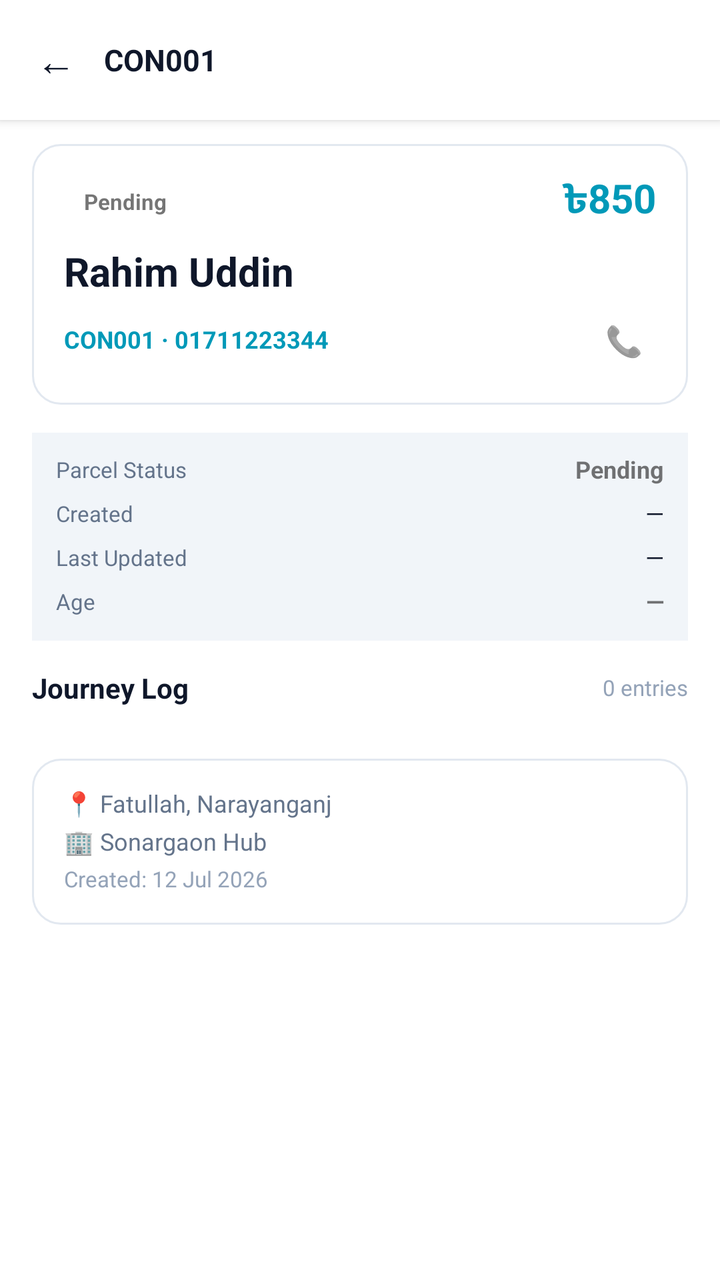
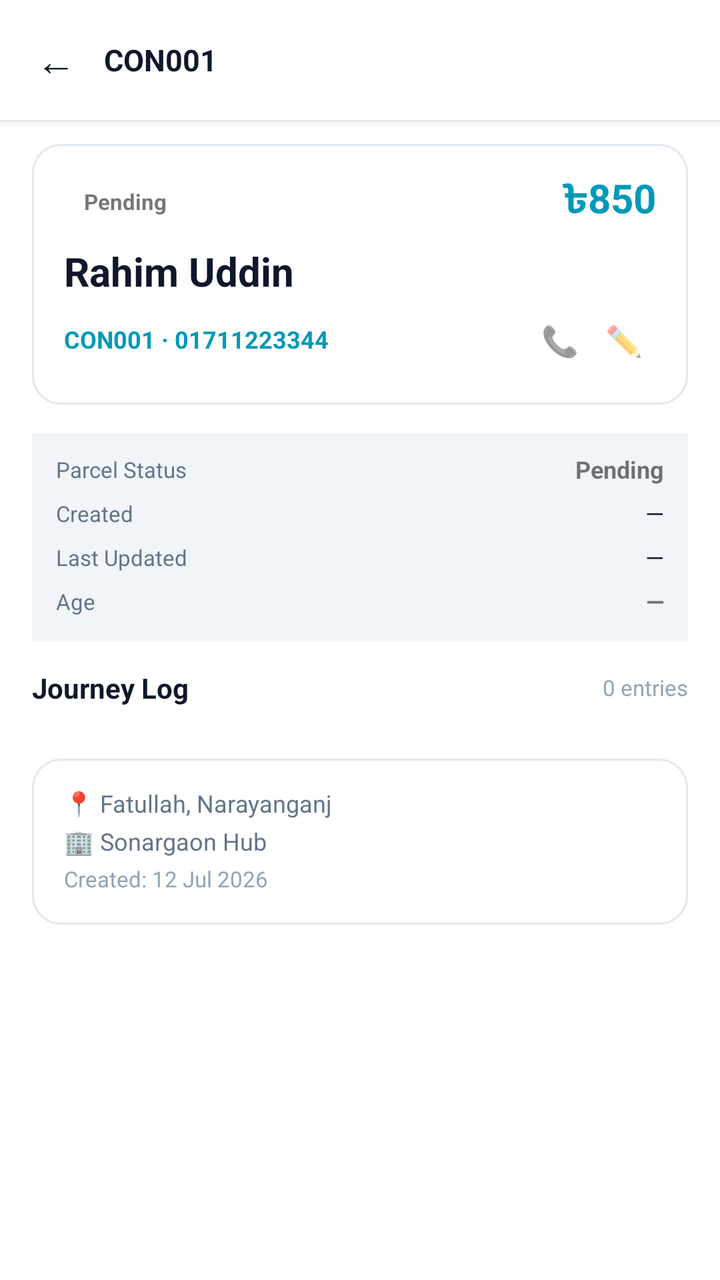

An Android layout rendered at two revisions. The XML below is the earlier revision; the diff shows what the commit changed to produce the second picture.
<!-- AndroidManifest.xml: application theme Theme.DataBridge -->
<!-- res/layout/fragment_parcel_detail.xml -->
<?xml version="1.0" encoding="utf-8"?>
<LinearLayout xmlns:android="http://schemas.android.com/apk/res/android"
    android:layout_width="match_parent"
    android:layout_height="match_parent"
    android:orientation="vertical"
    android:background="?attr/colorSurface">

    
    <LinearLayout
        android:layout_width="match_parent"
        android:layout_height="wrap_content"
        android:orientation="horizontal"
        android:gravity="center_vertical"
        android:paddingStart="8dp"
        android:paddingEnd="16dp"
        android:paddingTop="10dp"
        android:paddingBottom="10dp"
        android:background="?attr/colorSurface"
        android:elevation="3dp">

        <TextView
            android:id="@+id/btnPdBack"
            android:layout_width="40dp"
            android:layout_height="40dp"
            android:text="←"
            android:textSize="20sp"
            android:gravity="center"
            android:textColor="@color/theme_text_primary"
            android:clickable="true"
            android:focusable="true"
            android:background="?attr/selectableItemBackgroundBorderless" />

        <TextView
            android:id="@+id/tvPdParcelId"
            android:layout_width="0dp"
            android:layout_height="wrap_content"
            android:layout_weight="1"
            android:text="CON001"
            android:textSize="15sp"
            android:textStyle="bold"
            android:textColor="@color/theme_text_primary"
            android:layout_marginStart="4dp" />

        <ProgressBar
            android:id="@+id/pdProgressBar"
            android:layout_width="20dp"
            android:layout_height="20dp"
            android:visibility="gone" />
    </LinearLayout>

    
    <androidx.core.widget.NestedScrollView
        android:layout_width="match_parent"
        android:layout_height="0dp"
        android:layout_weight="1"
        android:fillViewport="true">

        <LinearLayout
            android:layout_width="match_parent"
            android:layout_height="wrap_content"
            android:orientation="vertical"
            android:paddingStart="16dp"
            android:paddingEnd="16dp"
            android:paddingTop="12dp"
            android:paddingBottom="32dp">

            
            <LinearLayout
                android:layout_width="match_parent"
                android:layout_height="wrap_content"
                android:orientation="vertical"
                android:background="@drawable/bg_parcel_card"
                android:padding="16dp"
                android:layout_marginBottom="14dp">

                
                <LinearLayout
                    android:layout_width="match_parent"
                    android:layout_height="wrap_content"
                    android:orientation="horizontal"
                    android:gravity="center_vertical"
                    android:layout_marginBottom="10dp">

                    <TextView
                        android:id="@+id/tvPdStatus"
                        android:layout_width="wrap_content"
                        android:layout_height="wrap_content"
                        android:text="Pending"
                        android:textSize="11sp"
                        android:textStyle="bold"
                        android:paddingStart="10dp"
                        android:paddingEnd="10dp"
                        android:paddingTop="4dp"
                        android:paddingBottom="4dp"
                        android:includeFontPadding="false" />

                    <View
                        android:layout_width="0dp"
                        android:layout_height="1dp"
                        android:layout_weight="1" />

                    <TextView
                        android:id="@+id/tvPdCod"
                        android:layout_width="wrap_content"
                        android:layout_height="wrap_content"
                        android:text="৳850"
                        android:textSize="20sp"
                        android:textStyle="bold"
                        android:textColor="@color/theme_accent"
                        android:includeFontPadding="false" />
                </LinearLayout>

                
                <TextView
                    android:id="@+id/tvPdCustomer"
                    android:layout_width="match_parent"
                    android:layout_height="wrap_content"
                    android:text="Rahim Uddin"
                    android:textSize="20sp"
                    android:textStyle="bold"
                    android:textColor="@color/theme_text_primary"
                    android:includeFontPadding="false"
                    android:layout_marginBottom="6dp" />

                
                <LinearLayout
                    android:layout_width="match_parent"
                    android:layout_height="wrap_content"
                    android:orientation="horizontal"
                    android:gravity="center_vertical">

                    <TextView
                        android:id="@+id/tvPdMeta"
                        android:layout_width="0dp"
                        android:layout_height="wrap_content"
                        android:layout_weight="1"
                        android:text="CON001 · 01711223344"
                        android:textSize="12sp"
                        android:textStyle="bold"
                        android:textColor="@color/theme_accent"
                        android:includeFontPadding="false" />

                    <TextView
                        android:id="@+id/btnPdCall"
                        android:layout_width="32dp"
                        android:layout_height="32dp"
                        android:text="📞"
                        android:textSize="15sp"
                        android:gravity="center"
                        android:clickable="true"
                        android:focusable="true"
                        android:background="?attr/selectableItemBackgroundBorderless" />
                </LinearLayout>
            </LinearLayout>

            
            <LinearLayout
                android:id="@+id/layoutPdOverview"
                android:layout_width="match_parent"
                android:layout_height="wrap_content"
                android:orientation="vertical"
                android:background="@color/theme_bg_inner"
                android:padding="12dp"
                android:layout_marginBottom="14dp">

                <LinearLayout
                    android:layout_width="match_parent"
                    android:layout_height="wrap_content"
                    android:orientation="horizontal"
                    android:gravity="center_vertical"
                    android:layout_marginBottom="8dp">
                    <TextView
                        android:layout_width="0dp"
                        android:layout_height="wrap_content"
                        android:layout_weight="1"
                        android:text="Parcel Status"
                        android:textSize="11sp"
                        android:textColor="@color/theme_text_secondary"
                        android:includeFontPadding="false" />
                    <TextView
                        android:id="@+id/tvPdOverviewStatus"
                        android:layout_width="wrap_content"
                        android:layout_height="wrap_content"
                        android:text="Pending"
                        android:textSize="12sp"
                        android:textStyle="bold"
                        android:includeFontPadding="false" />
                </LinearLayout>

                <LinearLayout
                    android:layout_width="match_parent"
                    android:layout_height="wrap_content"
                    android:orientation="horizontal"
                    android:gravity="center_vertical"
                    android:layout_marginBottom="8dp">
                    <TextView
                        android:layout_width="0dp"
                        android:layout_height="wrap_content"
                        android:layout_weight="1"
                        android:text="Created"
                        android:textSize="11sp"
                        android:textColor="@color/theme_text_secondary"
                        android:includeFontPadding="false" />
                    <TextView
                        android:id="@+id/tvPdOverviewCreatedAt"
                        android:layout_width="wrap_content"
                        android:layout_height="wrap_content"
                        android:text="—"
                        android:textSize="12sp"
                        android:textColor="@color/theme_text_primary"
                        android:includeFontPadding="false" />
                </LinearLayout>

                <LinearLayout
                    android:layout_width="match_parent"
                    android:layout_height="wrap_content"
                    android:orientation="horizontal"
                    android:gravity="center_vertical"
                    android:layout_marginBottom="8dp">
                    <TextView
                        android:layout_width="0dp"
                        android:layout_height="wrap_content"
                        android:layout_weight="1"
                        android:text="Last Updated"
                        android:textSize="11sp"
                        android:textColor="@color/theme_text_secondary"
                        android:includeFontPadding="false" />
                    <TextView
                        android:id="@+id/tvPdOverviewUpdatedAt"
                        android:layout_width="wrap_content"
                        android:layout_height="wrap_content"
                        android:text="—"
                        android:textSize="12sp"
                        android:textColor="@color/theme_text_primary"
                        android:includeFontPadding="false" />
                </LinearLayout>

                <LinearLayout
                    android:layout_width="match_parent"
                    android:layout_height="wrap_content"
                    android:orientation="horizontal"
                    android:gravity="center_vertical">
                    <TextView
                        android:layout_width="0dp"
                        android:layout_height="wrap_content"
                        android:layout_weight="1"
                        android:text="Age"
                        android:textSize="11sp"
                        android:textColor="@color/theme_text_secondary"
                        android:includeFontPadding="false" />
                    <TextView
                        android:id="@+id/tvPdOverviewAge"
                        android:layout_width="wrap_content"
                        android:layout_height="wrap_content"
                        android:text="—"
                        android:textSize="12sp"
                        android:textStyle="bold"
                        android:includeFontPadding="false" />
                </LinearLayout>
            </LinearLayout>

            
            <LinearLayout
                android:layout_width="match_parent"
                android:layout_height="wrap_content"
                android:orientation="horizontal"
                android:gravity="center_vertical"
                android:layout_marginBottom="12dp">

                <TextView
                    android:layout_width="0dp"
                    android:layout_height="wrap_content"
                    android:layout_weight="1"
                    android:text="Journey Log"
                    android:textSize="14sp"
                    android:textStyle="bold"
                    android:textColor="@color/theme_text_primary" />

                <TextView
                    android:id="@+id/tvPdRemarksCount"
                    android:layout_width="wrap_content"
                    android:layout_height="wrap_content"
                    android:text="0 entries"
                    android:textSize="11sp"
                    android:textColor="@color/theme_text_muted" />
            </LinearLayout>

            
            <TextView
                android:id="@+id/tvPdRemarksEmpty"
                android:layout_width="match_parent"
                android:layout_height="wrap_content"
                android:text="📭  No remarks yet"
                android:textSize="13sp"
                android:gravity="center"
                android:textColor="@color/theme_text_muted"
                android:padding="24dp"
                android:visibility="gone" />

            
            <LinearLayout
                android:id="@+id/layoutPdTimeline"
                android:layout_width="match_parent"
                android:layout_height="wrap_content"
                android:orientation="vertical"
                android:layout_marginBottom="14dp" />

            
            <LinearLayout
                android:layout_width="match_parent"
                android:layout_height="wrap_content"
                android:orientation="vertical"
                android:background="@drawable/bg_parcel_card"
                android:padding="16dp">

                
                <TextView
                    android:id="@+id/tvPdAddress"
                    android:layout_width="match_parent"
                    android:layout_height="wrap_content"
                    android:text="📍 Fatullah, Narayanganj"
                    android:textSize="12sp"
                    android:textColor="@color/theme_text_secondary"
                    android:includeFontPadding="false"
                    android:layout_marginBottom="5dp" />

                
                <TextView
                    android:id="@+id/tvPdHub"
                    android:layout_width="match_parent"
                    android:layout_height="wrap_content"
                    android:text="🏢 Sonargaon Hub"
                    android:textSize="12sp"
                    android:textColor="@color/theme_text_secondary"
                    android:includeFontPadding="false"
                    android:layout_marginBottom="5dp" />

                
                <TextView
                    android:id="@+id/tvPdDates"
                    android:layout_width="match_parent"
                    android:layout_height="wrap_content"
                    android:text="Created: 12 Jul 2026"
                    android:textSize="11sp"
                    android:textColor="@color/theme_text_muted"
                    android:includeFontPadding="false" />
            </LinearLayout>

        </LinearLayout>
    </androidx.core.widget.NestedScrollView>

</LinearLayout>
<!-- resources referenced by this layout -->
<resources>
  <color name="theme_accent">#0099b8</color>
  <color name="theme_bg_inner">#f1f5f9</color>
  <color name="theme_text_muted">#94a3b8</color>
  <color name="theme_text_primary">#0f172a</color>
  <color name="theme_text_secondary">#64748b</color>
  <!-- drawable bg_parcel_card (drawable) -->
  <?xml version="1.0" encoding="utf-8"?>
  <shape xmlns:android="http://schemas.android.com/apk/res/android"
      android:shape="rectangle">
      <solid android:color="@color/theme_bg_card" />
      <stroke android:width="1dp" android:color="@color/theme_border" />
      <corners android:radius="14dp" />
  </shape>
  <style name="Theme.DataBridge" parent="Theme.MaterialComponents.DayNight.NoActionBar">
      <item name="colorPrimary">#00d4ff</item>
      <item name="colorPrimaryVariant">#16213e</item>
      <item name="colorOnPrimary">#ffffff</item>
      <item name="colorSecondary">#00d4ff</item>
      <item name="android:statusBarColor">#1a1a2e</item>
  </style>
  <color name="theme_bg_card">#ffffff</color>
  <color name="theme_border">#e2e8f0</color>
</resources>

<!-- the commit's change to res/layout/fragment_parcel_detail.xml (unified diff, before → after) -->
@@ -150,6 +150,18 @@
                         android:clickable="true"
                         android:focusable="true"
                         android:background="?attr/selectableItemBackgroundBorderless" />
+
+                    <TextView
+                        android:id="@+id/btnPdSetRemarks"
+                        android:layout_width="32dp"
+                        android:layout_height="32dp"
+                        android:text="✏️"
+                        android:textSize="15sp"
+                        android:gravity="center"
+                        android:clickable="true"
+                        android:focusable="true"
+                        android:contentDescription="Set Remarks"
+                        android:background="?attr/selectableItemBackgroundBorderless" />
                 </LinearLayout>
             </LinearLayout>
 
